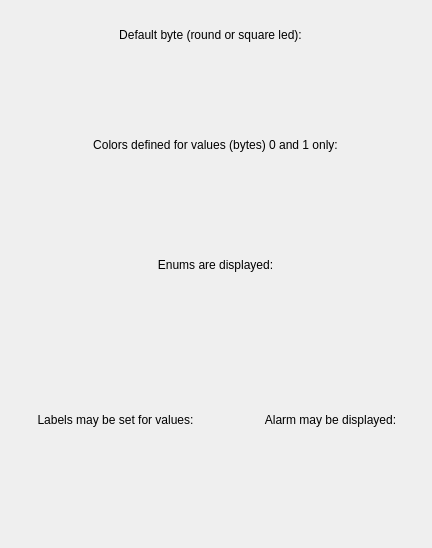
lnls-sol/pydm, file examples/led/led.ui: the form before one commit.
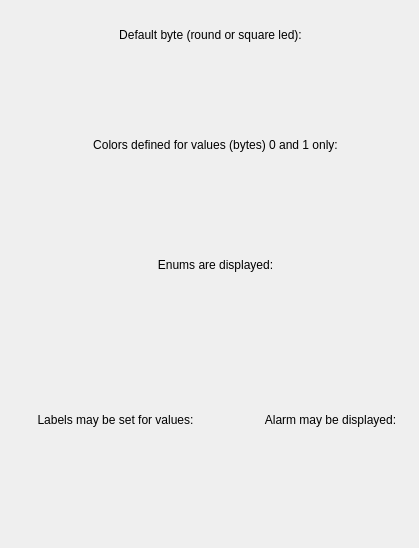
The form after the commit. Custom widgets are drawn as their Qt base class.

Commit message: Update led widget example

```diff
--- a/examples/led/led.ui
+++ b/examples/led/led.ui
@@ -6,7 +6,7 @@
    <rect>
     <x>0</x>
     <y>0</y>
-    <width>432</width>
+    <width>419</width>
     <height>548</height>
    </rect>
   </property>
@@ -322,7 +322,7 @@
  <customwidgets>
   <customwidget>
    <class>PyDMLed</class>
-   <extends>QWidget</extends>
+   <extends>QFrame</extends>
    <header>pydm.widgets.led</header>
   </customwidget>
  </customwidgets>
```
Left out of the diff: 291 changed lines with no effect on the pictures.
